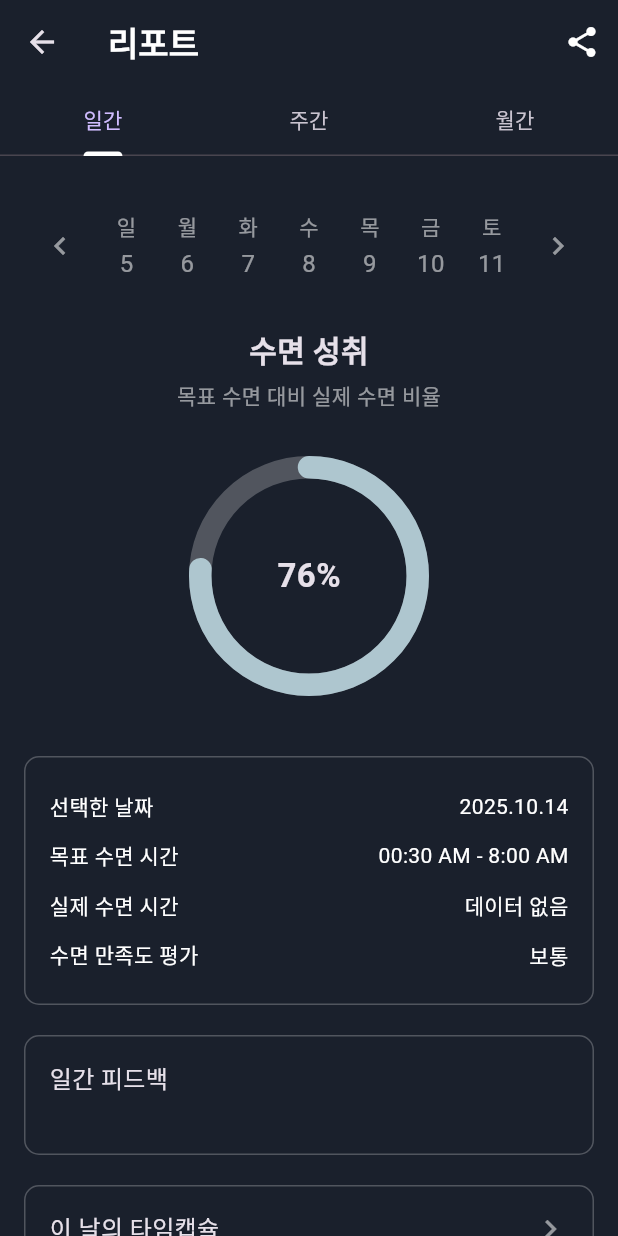
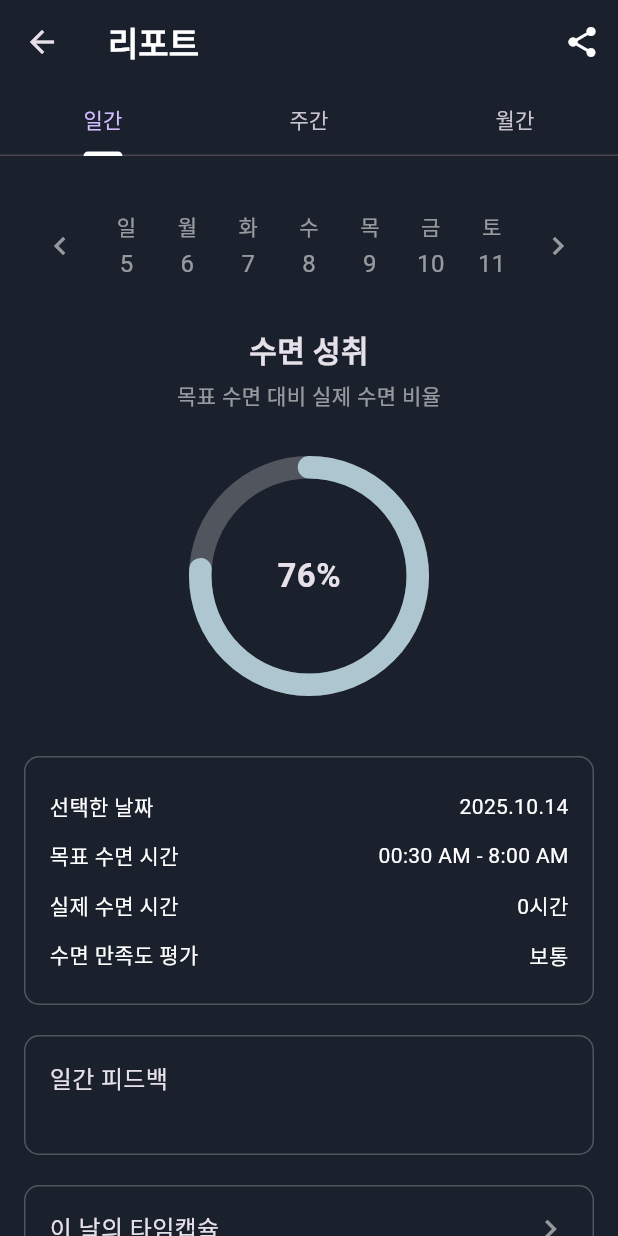
Before and after one commit to yoyohanyy/digital_health_care, a Flutter app: the ReportPage screen opened directly, after a tap on the "chevron left" icon, on a phone screen of 412 x 824 dp. Run offline on Flutter 3.47's test engine with Material 3 defaults, Android fonts, the light colour scheme and no system bars; drawn by our look-alikes of percent_indicator; our stand-ins replace cloud_firestore, firebase_core, fl_chart, permission_handler, shared_preferences, table_calendar; missing offline and left inert: health, kakao_flutter_sdk, kakao_flutter_sdk_user; accounts and stored records are empty.

Commit message:
report page

```diff
--- a/lib/page/reportPage.dart
+++ b/lib/page/reportPage.dart
@@ -1,3 +1,4 @@
+import 'package:cloud_firestore/cloud_firestore.dart';
 import 'package:fl_chart/fl_chart.dart';
 import 'package:flutter/cupertino.dart';
 import 'package:flutter/material.dart';
@@ -5,6 +6,8 @@ import 'package:health/health.dart';
 import 'package:intl/intl.dart';
 import 'package:percent_indicator/circular_percent_indicator.dart';
 import 'package:table_calendar/table_calendar.dart';
+import '../DTO/sleepRecordDTO.dart';
+import '../provider/sleepProvider.dart';
 import '../services/healthService.dart';
 import '../services/firebaseService.dart';
 import 'sharePage.dart';
@@ -56,7 +59,12 @@ class _ReportPageState extends State<ReportPage>
 
     // ✅ Load sleep data
     _loadSleepDataForDate(_selectedDate);
-    _loadWeeklySleep();
+    //_loadWeeklySleep();
+
+    // Firebase 데이터 불러오기
+    WidgetsBinding.instance.addPostFrameCallback((_) async {
+      _loadSleepRecords();
+    });
   }
 
   // Helper to get start of the week (Sunday)
@@ -90,30 +98,17 @@ class _ReportPageState extends State<ReportPage>
     }
   }
 
-  Future<void> _loadWeeklySleep() async {
-    final data = await _firebaseService.getWeeklySleep("test_user_123");
-    debugPrint("📊 주간 수면 데이터: $data");
+  Future<void> _loadSleepRecords() async {
+    final userProvider = Provider.of<UserProvider>(context, listen: false);
+    final sleepProvider = Provider.of<SleepRecordProvider>(
+        context, listen: false);
+    await sleepProvider.fetchRecords(
+        userProvider.user!.id, days: 30); // 최근 30일 데이터 로드
     setState(() {
-      _weeklySleep = data as Map<DateTime, double>;
       _isLoading = false;
     });
   }
 
-  Future<void> _saveSleepData() async {
-    if (_sleepStartTime != null && _sleepEndTime != null) {
-      await _firebaseService.saveTodaySleepData(
-        "test_user_123",  // 실제 로그인한 userId로 교체
-        {
-          'startTime': _sleepStartTime,
-          'endTime': _sleepEndTime,
-          'totalMinutes': _totalHours * 60,
-          'deepSleep': _deepSleep,
-        },
-      );
-    } else {
-      debugPrint("⚠️ 수면 데이터가 준비되지 않았습니다.");
-    }
-  }
 
   void _goToPreviousWeek() {
     setState(() {
@@ -143,6 +138,51 @@ class _ReportPageState extends State<ReportPage>
   // ---------------- Main ----------------
   @override
   Widget build(BuildContext context) {
+    final sleepProvider = Provider.of<SleepRecordProvider>(context);
+    final records = sleepProvider.records;
+    // 🆕 오늘 record 찾기, 없으면 더미 데이터 생성
+    final today = _selectedDate;
+    SleepRecord todayRecord = records.firstWhere(
+          (r) =>
+      r.date.year == today.year &&
+          r.date.month == today.month &&
+          r.date.day == today.day,
+      orElse: () => SleepRecord(
+        date: today,
+        startTime: today,
+        endTime: today,
+        totalHours: 0,
+        deepSleep: 0,
+        satisfaction: 0,
+        feedback: '데이터 없음',
+        createdAt: Timestamp.now(),
+        updatedAt: Timestamp.now(),
+      ),
+    );
+
+    // 🆕 주간 데이터 Map
+    Map<DateTime, double> weeklySleep = {};
+    for (int i = 0; i < 7; i++) {
+      DateTime day = _currentWeekStart.add(Duration(days: i));
+      final r = records.firstWhere(
+            (rec) =>
+        rec.date.year == day.year &&
+            rec.date.month == day.month &&
+            rec.date.day == day.day,
+        orElse: () => SleepRecord(
+          date: day,
+          startTime: day,
+          endTime: day,
+          totalHours: 0,
+          deepSleep: 0,
+          satisfaction: 0,
+          feedback: '데이터 없음',
+          createdAt: Timestamp.now(),
+          updatedAt: Timestamp.now(),
+        ),
+      );
+      weeklySleep[day] = r.totalHours.toDouble();
+    }
    // ✅ 로그인된 사용자 정보
     return Scaffold(
       appBar: AppBar(
@@ -195,8 +235,8 @@ class _ReportPageState extends State<ReportPage>
       body: TabBarView(
         controller: _tabController,
         children: [
-          _buildDailyReport(),
-          _buildWeeklyReport(),
+          _buildDailyReport(todayRecord),
+          _buildWeeklyReport(weeklySleep),
           _buildMonthlyReport(),
         ],
       ),
@@ -204,7 +244,7 @@ class _ReportPageState extends State<ReportPage>
   }
 
   // ---------------- Daily Report ----------------
-  Widget _buildDailyReport() {
+  Widget _buildDailyReport(SleepRecord todayRecord) {
     List<DateTime> weekDays = List.generate(
       7,
       (i) => _currentWeekStart.add(Duration(days: i)),
@@ -321,7 +361,7 @@ class _ReportPageState extends State<ReportPage>
           _infoCard([
             _infoRow("선택한 날짜", DateFormat('yyyy.MM.dd').format(_selectedDate)),
             _infoRow("목표 수면 시간", "00:30 AM - 8:00 AM"),
-            _infoRow("실제 수면 시간", _sleepDataString),
+            _infoRow("실제 수면 시간", "${todayRecord.totalHours}시간"),
             _infoRow("수면 만족도 평가", "보통"),
           ]),
 
@@ -345,7 +385,7 @@ class _ReportPageState extends State<ReportPage>
           const SizedBox(height: 20),
 
           ElevatedButton(
-            onPressed: _saveSleepData,
+            onPressed: /*_saveSleepData,*/ null,
             child: const Text("저장", style: TextStyle(fontSize: 16)),
           ),
         ],
@@ -354,8 +394,8 @@ class _ReportPageState extends State<ReportPage>
   }
 
   // ---------------- Weekly Report ----------------
-  Widget _buildWeeklyReport() {
-    DateTime weekStart = DateTime.now().subtract(Duration(days: 6));
+  Widget _buildWeeklyReport(Map<DateTime, double> weeklySleep) {
+    DateTime weekStart = _currentWeekStart;
     return Padding(
       padding: const EdgeInsets.all(16.0),
       child: Column(
@@ -444,7 +484,7 @@ class _ReportPageState extends State<ReportPage>
                         borderData: FlBorderData(show: false),
                         barGroups: List.generate(7, (i) {
                           DateTime date = weekStart.add(Duration(days: i));
-                          double sleepHours = _weeklySleep[date] ?? 0.0;
+                          double sleepHours = weeklySleep[date] ?? 0.0;
                           return _barData(i, sleepHours);
                         }),
                       ),
```
Also changed, not shown: pubspec.lock.
